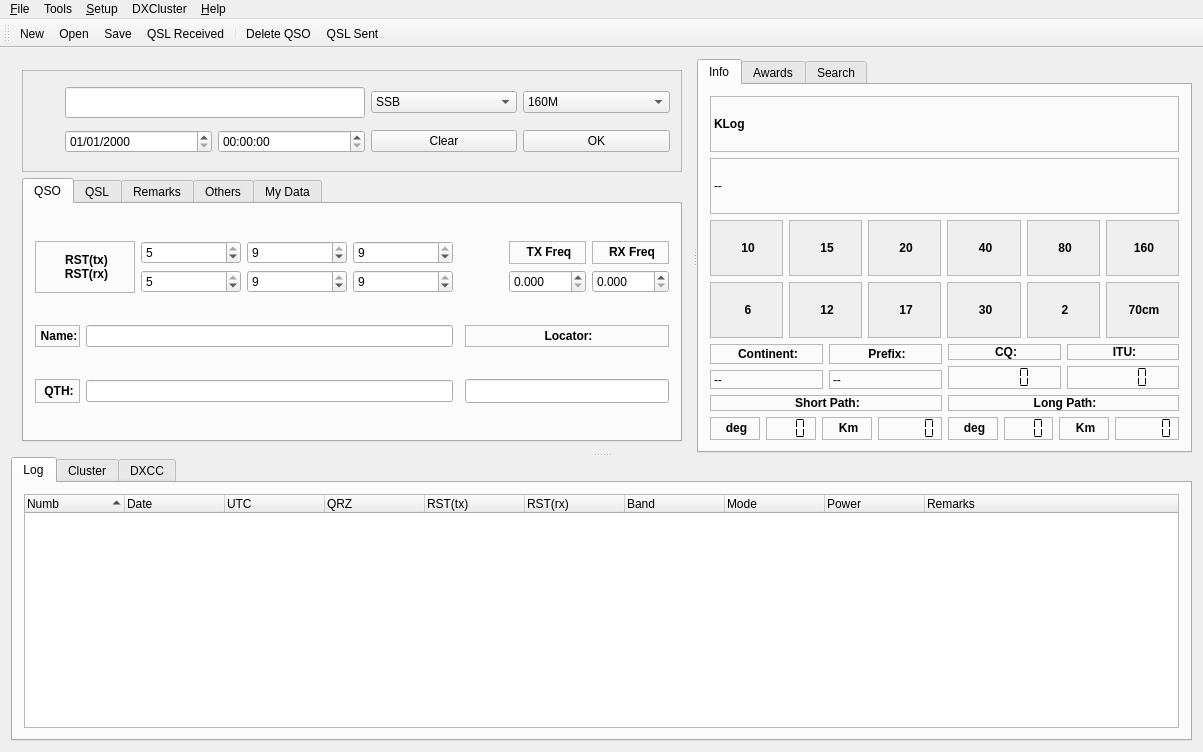
The window that src/klog.ui (dbasden/klog) describes before a commit, drawn with Qt 5.
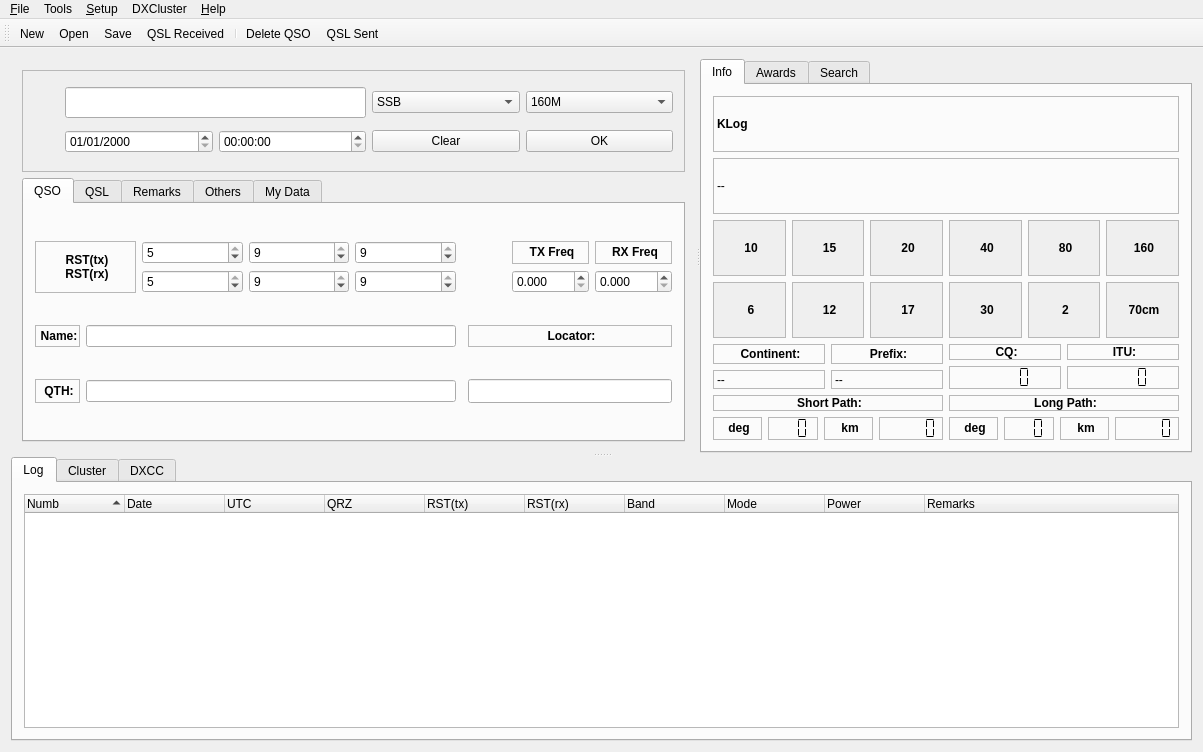
The same window after the commit. Icons and pictures are not drawn. Custom widgets are drawn as their Qt base class.

Commit message: Fixed: http://bugs.debian.org/cgi-bin/bugreport.cgi?bug=653698

The edit to the form file:
```diff
--- a/src/klog.ui
+++ b/src/klog.ui
@@ -1877,7 +1877,11 @@
                  <enum>QFrame::Raised</enum>
                 </property>
                 <property name="text">
-                 <string>&lt;b&gt;&lt;p align=&quot;center&quot;&gt;Km&lt;/p&gt;&lt;/b&gt;</string>
+                 <string>&lt;!DOCTYPE HTML PUBLIC &quot;-//W3C//DTD HTML 4.0//EN&quot; &quot;http://www.w3.org/TR/REC-html40/strict.dtd&quot;&gt;
+&lt;html&gt;&lt;head&gt;&lt;meta name=&quot;qrichtext&quot; content=&quot;1&quot; /&gt;&lt;style type=&quot;text/css&quot;&gt;
+p, li { white-space: pre-wrap; }
+&lt;/style&gt;&lt;/head&gt;&lt;body style=&quot; font-family:'Sans Serif'; font-size:9pt; font-weight:400; font-style:normal;&quot;&gt;
+&lt;p align=&quot;center&quot; style=&quot; margin-top:12px; margin-bottom:12px; margin-left:0px; margin-right:0px; -qt-block-indent:0; text-indent:0px;&quot;&gt;&lt;span style=&quot; font-weight:600;&quot;&gt;km&lt;/span&gt;&lt;/p&gt;&lt;/body&gt;&lt;/html&gt;</string>
                 </property>
                 <property name="wordWrap">
                  <bool>false</bool>
@@ -2070,7 +2074,11 @@
                  <enum>QFrame::Raised</enum>
                 </property>
                 <property name="text">
-                 <string>&lt;b&gt;&lt;p align=&quot;center&quot;&gt;Km&lt;/p&gt;&lt;/b&gt;</string>
+                 <string>&lt;!DOCTYPE HTML PUBLIC &quot;-//W3C//DTD HTML 4.0//EN&quot; &quot;http://www.w3.org/TR/REC-html40/strict.dtd&quot;&gt;
+&lt;html&gt;&lt;head&gt;&lt;meta name=&quot;qrichtext&quot; content=&quot;1&quot; /&gt;&lt;style type=&quot;text/css&quot;&gt;
+p, li { white-space: pre-wrap; }
+&lt;/style&gt;&lt;/head&gt;&lt;body style=&quot; font-family:'Sans Serif'; font-size:9pt; font-weight:400; font-style:normal;&quot;&gt;
+&lt;p align=&quot;center&quot; style=&quot; margin-top:12px; margin-bottom:12px; margin-left:0px; margin-right:0px; -qt-block-indent:0; text-indent:0px;&quot;&gt;&lt;span style=&quot; font-weight:600;&quot;&gt;km&lt;/span&gt;&lt;/p&gt;&lt;/body&gt;&lt;/html&gt;</string>
                 </property>
                 <property name="wordWrap">
                  <bool>false</bool>
```
The commit also changes 1 other file.
